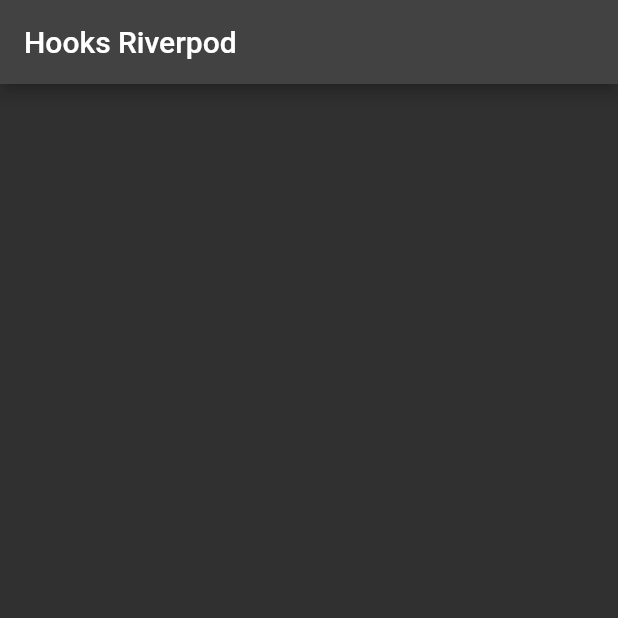
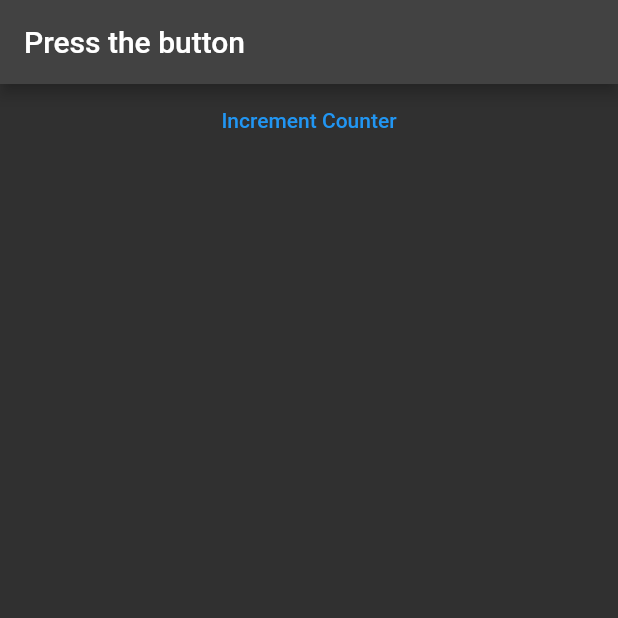
Before and after one commit to Anonymousgaurav/flutter_riverpod, a Flutter app: the screen it shows after launch, on a phone screen of 412 x 824 dp, the top half of it. Run offline on Flutter 3.47's test engine with Material 2 defaults, Android fonts, the phone set to English and light mode, and no system bars; our stand-ins replace hooks_riverpod.

Commit message:
StateNotifierProvider

```diff
--- a/lib/main.dart
+++ b/lib/main.dart
@@ -1,11 +1,8 @@
 import 'package:flutter/material.dart';
 import 'package:hooks_riverpod/hooks_riverpod.dart';
 
-
 void main() {
-  runApp(
-      const ProviderScope(child: MyApp())
-  );
+  runApp(const ProviderScope(child: MyApp()));
 }
 
 class MyApp extends StatelessWidget {
@@ -25,17 +22,45 @@ class MyApp extends StatelessWidget {
   }
 }
 
+class Counter extends StateNotifier<int> {
+  /// default value will be null
+  Counter() : super(1);
+
+  void increment() => state = state == null ? 1 : state + 1;
+
+  ///TODO: use ???
+   int get value => state;
+
+  void decrement() => state = state == null ? 1 : state + 1;
+}
+
+final counterProvider = StateNotifierProvider<Counter, int>((ref) => Counter());
+
 class MyHomePage extends ConsumerWidget {
   const MyHomePage({Key? key}) : super(key: key);
 
-
   @override
-  Widget build(BuildContext context,WidgetRef ref) {
+  Widget build(BuildContext context, WidgetRef ref) {
+    final counter = ref.watch(counterProvider);
     return Scaffold(
       appBar: AppBar(
-        title: const Text("Hooks Riverpod"),
+        title: Consumer(
+          builder: (context,ref,child){
+            final count = ref.watch(counterProvider);
+            final text = count == 1 ? "Press the button" : count.toString();
+            return Text(text);
+          },
+        ),
       ),
-      body: Center(),
+      body: Column(
+        crossAxisAlignment: CrossAxisAlignment.stretch,
+        children: [
+          TextButton(
+              onPressed: ref.read(counterProvider.notifier).increment,
+              child: const Text("Increment Counter")),
+
+        ],
+      ),
     );
   }
 }
```
